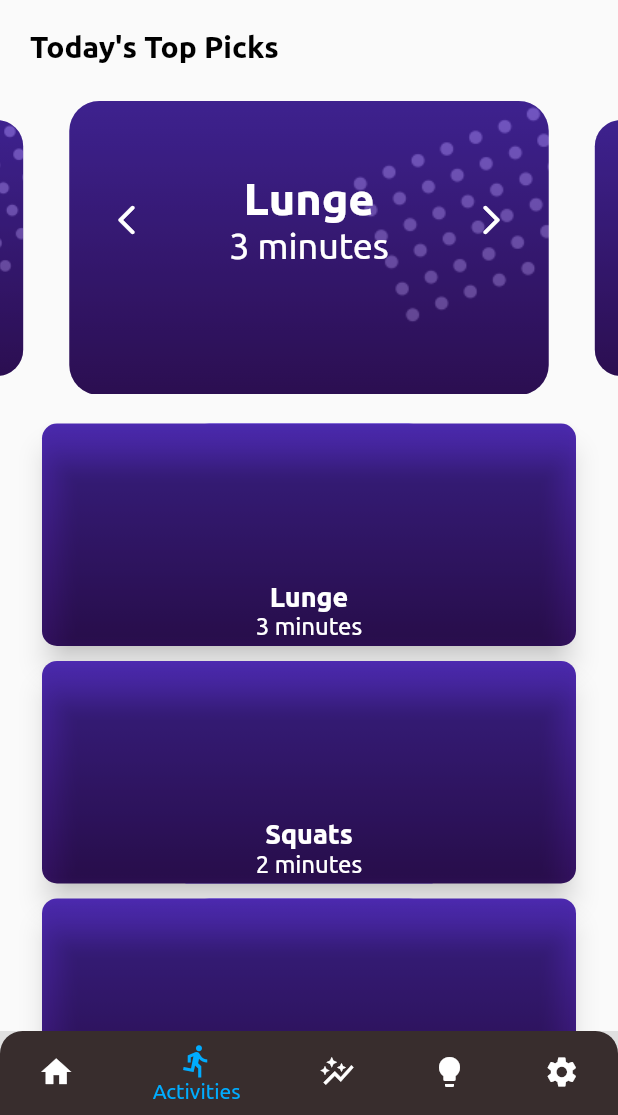
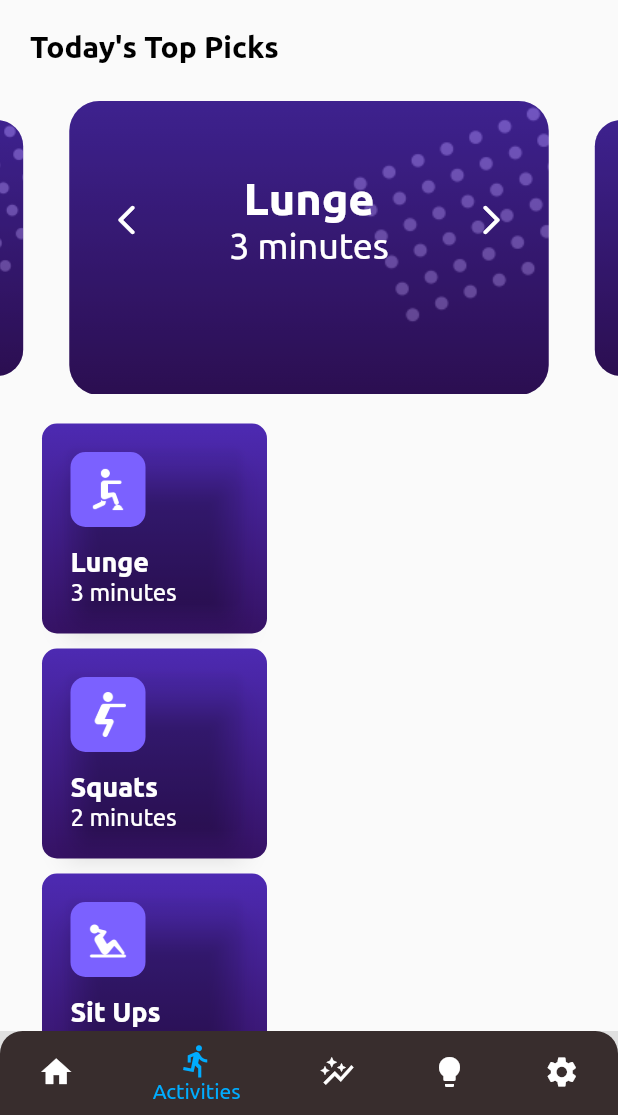
Before and after one commit to JennyBoyse/StandUp, a Flutter app: the screen it shows after launch, item 2 of the bottom bar chosen, on a phone screen of 412 x 824 dp, the part 121-1236 px from its top. Run offline on Flutter 3.47's test engine with Material 2 defaults, Android fonts, the phone set to English and light mode, and no system bars; drawn by our look-alikes of carousel_slider, flutter_layout_grid; our stand-ins replace date_time_picker; missing offline and left inert: custom_timer; project files that could hold a hidden picture were left out.

Commit message:
Project changes 20/3: - Implemented activity icons on activities page

```diff
--- a/lib/activities_screen.dart
+++ b/lib/activities_screen.dart
@@ -4,13 +4,13 @@ import 'custom_components/custom_carousel.dart';
 import 'breakpoints.dart';
 
 final List<ActivityItem> activitiesList = [
-  const ActivityItem(activity:'Lunge', time: '3 minutes', intensity:'Low', category:'test', instructionsList: '1. Start in a standing position with your feet hip-width apart. \n\n 2. Step forward longer than a walking stride so one leg is ahead of your torso and the other is behind. Your foot should land flat and remain flat while it’s on the ground. Your rear heel will rise off of the ground. \n\n 3. Bend your knees to approximately 90 degrees as you lower yourself. Remember to keep your trunk upright and core engaged.\n\n 4. Then, forcefully push off from your front leg to return to the starting position.', image: Icon(Icons.home)),
-  const ActivityItem(activity:'Squats', time: '2 minutes', intensity:'Medium', category:'test', instructionsList: "1. Start in a standing position with your feet hip-width apart. Your spine should be neutral, shoulders back, chest open. \n\n 2. Initiate the movement by sending the hips back as if you're sitting into a chair. \n\n 3. Bend knees to lower down as far as possible with chest lifted in a controlled movement. Keep lower back neutral.\n\n 4. Press through heels to stand back up to the starting position.", image: Icon(Icons.home)),
-  const ActivityItem(activity:'Sit Ups', time: '2 minutes', intensity:'Medium', category:'test', instructionsList: "1. Lie down on your back. \n\n 2. Bend your legs and place feet firmly on the ground to stabilize your lower body. \n\n 3. Cross your hands to opposite shoulders or place them behind your ears, without pulling on your neck. \n\n 4. Curl your upper body all the way up toward your knees. Exhale as you lift. \n\n 5. Slowly, lower yourself down, returning to your starting point. Inhale as you lower.", image: Icon(Icons.home)),
-  const ActivityItem(activity:'Jumping Jacks', time: '3 minutes', intensity:'High', category:'test', instructionsList: "1. Stand upright with your legs together, arms at your sides. \n\n 2. Bend your knees slightly, and jump into the air. \n\n 3. As you jump, spread your legs to be about shoulder-width apart. Stretch your arms out and over your head. \n\n 4. Jump back to starting position. \n\n 5. Repeat.", image: Icon(Icons.home)),
-  const ActivityItem(activity:'Marching', time: '2 minutes', intensity:'Medium', category:'test', instructionsList: "1. Stand straight with your elbows bent at a 90-degree angle and your feet hip width apart. \n\n 2. Bring your right elbow forward at the same time as you bring your left knee up. \n\n 3. Repeat on the opposite side and keep alternating sides until set is complete.", image: Icon(Icons.home)),
-  const ActivityItem(activity:'Stair Training', time: '5 minutes', intensity:'Low', category:'test', instructionsList: "1. Start at the bottom of the stairs and step up two steps with your right foot, bringing your left foot to meet it. \n\n 2. Immediately step up two more steps, leading with your left foot. \n\n 3. Repeat this sequence for 30 seconds. Go as quickly as you can safely here. \n\n 4. Return to the bottom of the stairs and repeat for 3 sets.", image: Icon(Icons.home)),
-  const ActivityItem(activity:'Burpees', time: '2 minutes', intensity:'High', category:'test', instructionsList: "1. Start in a squat position with your knees bent, back straight, and your feet about shoulder-width apart. \n\n 2. Lower your hands to the floor in front of you so they're just inside your feet. \n\n 3. With your weight on your hands, kick your feet back so you're on your hands and toes, and in a pushup position. \n\n 4. Keeping your body straight from head to heels, do one pushup. \n\n 5. Do a frog kick by jumping your feet back to their starting position. \n\n 6. Stand and reach your arms over your head. \n\n 7. Jump quickly into the air so you land back where you started.", image: Icon(Icons.home)),
+  const ActivityItem(activity:'Lunge', time: '3 minutes', intensity:'Low', category:'test', instructionsList: '1. Start in a standing position with your feet hip-width apart. \n\n 2. Step forward longer than a walking stride so one leg is ahead of your torso and the other is behind. Your foot should land flat and remain flat while it’s on the ground. Your rear heel will rise off of the ground. \n\n 3. Bend your knees to approximately 90 degrees as you lower yourself. Remember to keep your trunk upright and core engaged.\n\n 4. Then, forcefully push off from your front leg to return to the starting position.', imagePath: 'assets/images/activity_icons/lunge.png'),
+  const ActivityItem(activity:'Squats', time: '2 minutes', intensity:'Medium', category:'test', instructionsList: "1. Start in a standing position with your feet hip-width apart. Your spine should be neutral, shoulders back, chest open. \n\n 2. Initiate the movement by sending the hips back as if you're sitting into a chair. \n\n 3. Bend knees to lower down as far as possible with chest lifted in a controlled movement. Keep lower back neutral.\n\n 4. Press through heels to stand back up to the starting position.", imagePath: 'assets/images/activity_icons/squats.png'),
+  const ActivityItem(activity:'Sit Ups', time: '2 minutes', intensity:'Medium', category:'test', instructionsList: "1. Lie down on your back. \n\n 2. Bend your legs and place feet firmly on the ground to stabilize your lower body. \n\n 3. Cross your hands to opposite shoulders or place them behind your ears, without pulling on your neck. \n\n 4. Curl your upper body all the way up toward your knees. Exhale as you lift. \n\n 5. Slowly, lower yourself down, returning to your starting point. Inhale as you lower.", imagePath: 'assets/images/activity_icons/sit_ups.png'),
+  const ActivityItem(activity:'Star Jumps', time: '3 minutes', intensity:'High', category:'test', instructionsList: "1. Stand upright with your legs together, arms at your sides. \n\n 2. Bend your knees slightly, and jump into the air. \n\n 3. As you jump, spread your legs to be about shoulder-width apart. Stretch your arms out and over your head. \n\n 4. Jump back to starting position. \n\n 5. Repeat.", imagePath: 'assets/images/activity_icons/star_jump.png'),
+  const ActivityItem(activity:'Marching', time: '2 minutes', intensity:'Medium', category:'test', instructionsList: "1. Stand straight with your elbows bent at a 90-degree angle and your feet hip width apart. \n\n 2. Bring your right elbow forward at the same time as you bring your left knee up. \n\n 3. Repeat on the opposite side and keep alternating sides until set is complete.", imagePath: 'assets/images/activity_icons/marching.png'),
+  const ActivityItem(activity:'Stair Train', time: '5 minutes', intensity:'Low', category:'test', instructionsList: "1. Start at the bottom of the stairs and step up two steps with your right foot, bringing your left foot to meet it. \n\n 2. Immediately step up two more steps, leading with your left foot. \n\n 3. Repeat this sequence for 30 seconds. Go as quickly as you can safely here. \n\n 4. Return to the bottom of the stairs and repeat for 3 sets.", imagePath: 'assets/images/activity_icons/stair_training.png'),
+  const ActivityItem(activity:'Burpees', time: '2 minutes', intensity:'High', category:'test', instructionsList: "1. Start in a squat position with your knees bent, back straight, and your feet about shoulder-width apart. \n\n 2. Lower your hands to the floor in front of you so they're just inside your feet. \n\n 3. With your weight on your hands, kick your feet back so you're on your hands and toes, and in a pushup position. \n\n 4. Keeping your body straight from head to heels, do one pushup. \n\n 5. Do a frog kick by jumping your feet back to their starting position. \n\n 6. Stand and reach your arms over your head. \n\n 7. Jump quickly into the air so you land back where you started.", imagePath: 'assets/images/activity_icons/burpee.png'),
 ];
 
 class ActivitiesScreen extends StatelessWidget {
@@ -57,12 +57,12 @@ class ActivitiesScreen extends StatelessWidget {
 }
 
 class ActivityItem {
-  const ActivityItem({required this.activity, required this.time, required this.intensity, required this.category, required this.instructionsList, required this.image});
+  const ActivityItem({required this.activity, required this.time, required this.intensity, required this.category, required this.instructionsList, required this.imagePath});
 
   final String activity;
   final String time;
   final String intensity;
   final String category;
   final String instructionsList;
-  final Icon image;
+  final String imagePath;
 }
--- a/lib/custom_components/custom_carousel.dart
+++ b/lib/custom_components/custom_carousel.dart
@@ -12,14 +12,21 @@ class TopPicks extends StatelessWidget {
   final CarouselController _controller = CarouselController();
   final double customWidth;
 
-  TopPicks({Key? key, required this.activitiesList, required this.customWidth, context}) : super(key: key) {
+  TopPicks(
+      {Key? key,
+      required this.activitiesList,
+      required this.customWidth,
+      context})
+      : super(key: key) {
     activitySliders = activitiesList
         .map((item) => Container(
               decoration: BoxDecoration(
                 image: DecorationImage(
-              image: const AssetImage('assets/images/activity_card_background.png'),
+                  image: const AssetImage(
+                      'assets/images/activity_card_background.png'),
                   fit: BoxFit.cover,
-              colorFilter: ColorFilter.mode(Colors.black.withOpacity(0.2), BlendMode.dstATop),
+                  colorFilter: ColorFilter.mode(
+                      Colors.black.withOpacity(0.2), BlendMode.dstATop),
                 ),
                 borderRadius: const BorderRadius.all(Radius.circular(20)),
                 gradient: const LinearGradient(
@@ -29,8 +36,7 @@ class TopPicks extends StatelessWidget {
                       AppTheme.darkPurple,
                       AppTheme.lightPurple,
                     ],
-                tileMode: TileMode.clamp
-            ),
+                    tileMode: TileMode.clamp),
               ),
               margin: const EdgeInsets.all(5.0),
               child: ClipRRect(
@@ -39,12 +45,24 @@ class TopPicks extends StatelessWidget {
                     children: <Widget>[
                       Container(
                           width: customWidth,
-                        padding: const EdgeInsets.only(top: 40.0, left: 8.0, right: 8.0),
+                          padding: const EdgeInsets.only(
+                              top: 40.0, left: 8.0, right: 8.0),
                           child: TextButton(
                               style: TextButton.styleFrom(
                                 backgroundColor: Colors.transparent,
                               ),
-                              onPressed: () {Navigator.push(context, MaterialPageRoute(builder: (context) => ActivitySubpage(activity: item.activity, time:item.time, intensity:item.intensity, instructionsList: item.instructionsList,)));},
+                              onPressed: () {
+                                Navigator.push(
+                                    context,
+                                    MaterialPageRoute(
+                                        builder: (context) => ActivitySubpage(
+                                              activity: item.activity,
+                                              time: item.time,
+                                              intensity: item.intensity,
+                                              instructionsList:
+                                                  item.instructionsList,
+                                            )));
+                              },
                               child: Column(
                                   crossAxisAlignment: CrossAxisAlignment.start,
                                   children: <Widget>[
@@ -83,8 +101,7 @@ class TopPicks extends StatelessWidget {
                                                           .arrow_forward_ios_rounded,
                                                       color: AppTheme.white))),
                                         ])
-                                  ]))
-                    ),
+                                  ]))),
                     ],
                   )),
             ))
@@ -93,33 +110,42 @@ class TopPicks extends StatelessWidget {
 
   @override
   Widget build(BuildContext context) {
-
     return Scaffold(
       body: SingleChildScrollView(
-          child: Column(
-              children: <Widget>[CarouselSlider(
-            options: CarouselOptions(aspectRatio: 2.0, enlargeCenterPage: true, scrollDirection: Axis.horizontal),
-            items: activitySliders, carouselController: _controller
-          )])),
+          child: Column(children: <Widget>[
+        CarouselSlider(
+            options: CarouselOptions(
+                aspectRatio: 2.0,
+                enlargeCenterPage: true,
+                scrollDirection: Axis.horizontal),
+            items: activitySliders,
+            carouselController: _controller)
+      ])),
     );
   }
 }
 
 class ActivitiesGrid extends StatelessWidget {
-
-  const ActivitiesGrid({Key? key, required this.crossAxisCount, required this.activitiesList}) :
-        assert(crossAxisCount == 1 || crossAxisCount == 2), super(key: key);
+  const ActivitiesGrid(
+      {Key? key, required this.crossAxisCount, required this.activitiesList})
+      : assert(crossAxisCount == 1 || crossAxisCount == 2),
+        super(key: key);
   final int crossAxisCount;
   final List<ActivityItem> activitiesList;
 
   @override
   Widget build(BuildContext context) {
-    final rowSizes = List.generate(activitiesList.length ~/ crossAxisCount, (_) => auto);
+    final rowSizes =
+        List.generate(activitiesList.length ~/ crossAxisCount, (_) => auto);
     return LayoutGrid(
-      columnSizes: crossAxisCount == 2 ? [1.fr, 1.fr] : [1.fr], // flexible column sizes based on crossAxisCount
-      rowSizes: rowSizes, // self-sizing row height
-      rowGap: 10, // equivalent to mainAxisSpacing
-      columnGap: 5, //equivalent to crossAxisSpacing
+      columnSizes: crossAxisCount == 2 ? [1.fr, 1.fr] : [1.fr],
+      // flexible column sizes based on crossAxisCount
+      rowSizes: rowSizes,
+      // self-sizing row height
+      rowGap: 10,
+      // equivalent to mainAxisSpacing
+      columnGap: 5,
+      //equivalent to crossAxisSpacing
       children: [
         for (var i = 0; i < activitiesList.length; i++)
           SelectCard(item: activitiesList[i]),
@@ -127,30 +153,23 @@ class ActivitiesGrid extends StatelessWidget {
     );
   }
 }
-class SelectCard extends StatelessWidget{
 
-  const SelectCard({Key? key, required this.item}) : super(key:key);
+class SelectCard extends StatelessWidget {
+  const SelectCard({Key? key, required this.item}) : super(key: key);
   final ActivityItem item;
 
   @override
-  Widget build(BuildContext context){
+  Widget build(BuildContext context) {
     final screenWidth = MediaQuery.of(context).size.width;
     final horizontalPadding = screenWidth >= Breakpoints.tablet ? 32.0 : 20.0;
     final verticalPadding = screenWidth >= Breakpoints.tablet ? 24.0 : 16.0;
     return Stack(
       alignment: Alignment.center,
       children: <Widget>[
-                  SizedBox(
-                    width: MediaQuery.of(context).size.width*0.4,
-                    height: MediaQuery.of(context).size.height*0.18,
-                    child: DecoratedBox(
-                      position: DecorationPosition.foreground,
-                      decoration: const BoxDecoration(
-                            color: AppTheme.purple,
-                            borderRadius: BorderRadius.only(topLeft: Radius.circular(16), topRight: Radius.circular(16)),
-                        ),
-                        child: item.image),),
         Container(
+            width: 150,
+            height: 140,
+            padding: EdgeInsets.all(15),
             decoration: const BoxDecoration(
               //image: DecorationImage(fit: BoxFit.fitWidth, image: AssetImage(item.image),
               borderRadius: BorderRadius.all(Radius.circular(10)),
@@ -161,24 +180,43 @@ class SelectCard extends StatelessWidget{
                     AppTheme.darkPurple,
                     AppTheme.lightPurple,
                   ],
-                            tileMode: TileMode.clamp
-                        ),
+                  tileMode: TileMode.clamp),
             ),
             child: Card(
                 elevation: 8,
                 color: Colors.transparent,
-                        child: Center(
-                          //width: MediaQuery.of(context).size.height * .9,
-                          //height: 220,
-                          child:
+                child: Stack(children: <Widget>[
+                  Container(
+                      width: 50,
+                      height: 50,
+                      decoration: const BoxDecoration(
+                        color: AppTheme.purple,
+                        borderRadius: BorderRadius.all(Radius.circular(10)),
+                      ),
+                      child: Padding(
+                        padding: EdgeInsets.all(10),
+                          child: Container(
+                        constraints: const BoxConstraints.expand(
+                          height: 40,
+                        ),
+                        decoration: BoxDecoration(
+                            image: DecorationImage(
+                          image: AssetImage(item.imagePath),
+                          fit: BoxFit.contain,
+                          alignment: Alignment.topLeft,
+                        )),
+                      ))),
                   Column(
-                              crossAxisAlignment: CrossAxisAlignment.center,
+                      crossAxisAlignment: CrossAxisAlignment.start,
                       mainAxisAlignment: MainAxisAlignment.end,
-                            children: <Widget>[
-                            Text(item.activity, style: AppTheme.card3),
-                            Text(item.time, style: AppTheme.card6),])
-                        )
-                      ))
+                      children: [
+                        Text(
+                          item.activity,
+                          style: AppTheme.card3,
+                        ),
+                        Text(item.time, style: AppTheme.card6),
+                      ])
+                ])))
       ],
     );
   }
--- a/lib/settings_screen.dart
+++ b/lib/settings_screen.dart
@@ -176,7 +176,7 @@ class AccountSettings extends StatelessWidget {
                     Text('Save Changes')
                   ]
               ),
-              onPressed: (){(Navigator.pop(context));}
+              onPressed: (){}
               ),),
             SizedBox(height:10),
             SizedBox(height: 40, child: Text('Test user: account settings disabled', style: TextStyle(color: Colors.red),))
```
Also changed, not shown: pubspec.yaml (+7 -0 lines). Lines whose indentation alone changed are shown as unchanged.
